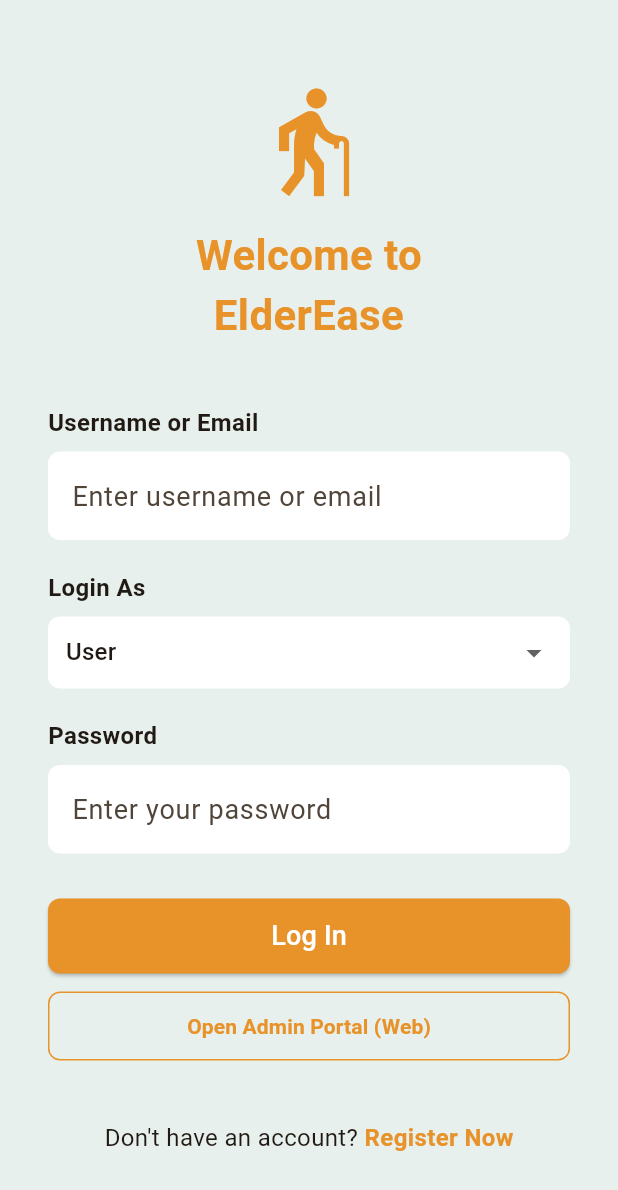
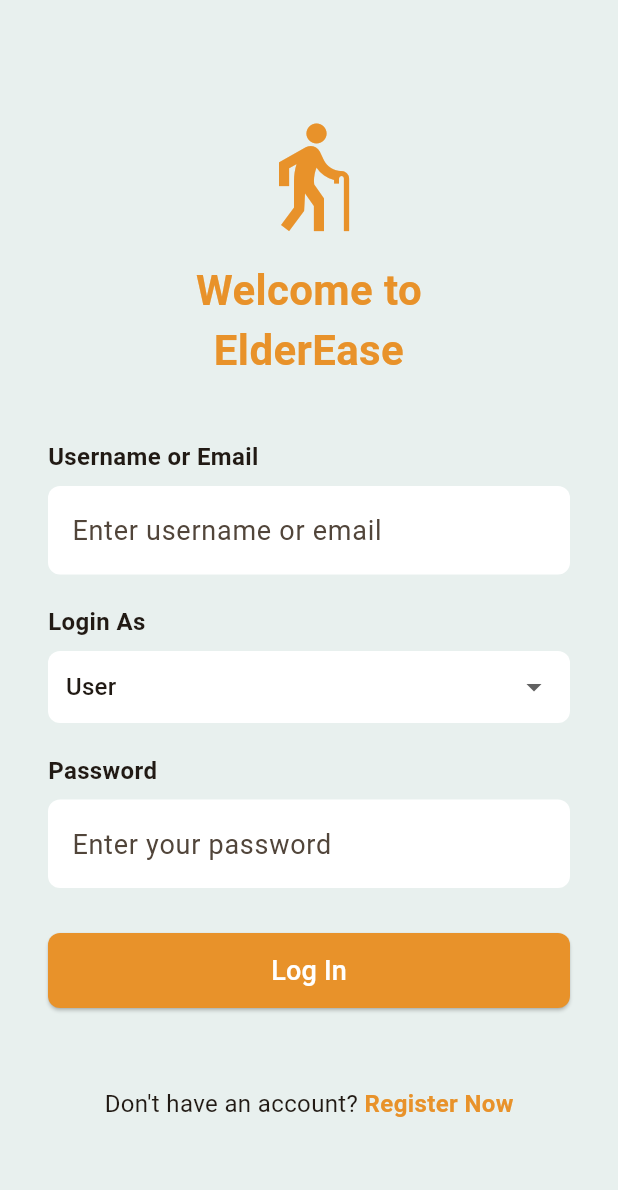
Before and after one commit to bertxdd/elderease, a Flutter app: the screen it shows after launch, on a phone screen of 412 x 824 dp. Shown: the top 1190 px of the screen. Run offline on Flutter 3.47's test engine with Material 3 defaults, Android fonts, the phone set to English and light mode, and no system bars; our stand-ins replace flutter_map, geolocator, latlong2, shared_preferences.

Commit message:
feat: remove admin portal functionality from login screen

```diff
--- a/lib/screens/login_screen.dart
+++ b/lib/screens/login_screen.dart
@@ -1,8 +1,6 @@
 import 'package:flutter/material.dart';
 import 'package:shared_preferences/shared_preferences.dart';
-import 'package:url_launcher/url_launcher.dart';
 
-import '../config/app_config.dart';
 import '../models/service_model.dart';
 import '../services/auth_api_service.dart';
 import 'home_screen.dart';
@@ -129,20 +127,6 @@ class _LoginScreenState extends State<LoginScreen> {
         );
       },
     );
-  }
-
-  Future<void> _openAdminPortal() async {
-    final uri = Uri.parse(AppConfig.adminWebUrl);
-    final launched = await launchUrl(uri, mode: LaunchMode.externalApplication);
-    if (!mounted) {
-      return;
-    }
-
-    if (!launched) {
-      ScaffoldMessenger.of(context).showSnackBar(
-        const SnackBar(content: Text('Could not open admin portal.')),
-      );
-    }
   }
 
   @override
@@ -309,24 +293,6 @@ class _LoginScreenState extends State<LoginScreen> {
                       ),
                     ),
                     const SizedBox(height: 12),
-                    SizedBox(
-                      width: double.infinity,
-                      height: 46,
-                      child: OutlinedButton(
-                        onPressed: _isLoading ? null : _openAdminPortal,
-                        style: OutlinedButton.styleFrom(
-                          foregroundColor: const Color(0xFFE8922A),
-                          side: const BorderSide(color: Color(0xFFE8922A)),
-                          shape: RoundedRectangleBorder(
-                            borderRadius: BorderRadius.circular(8),
-                          ),
-                        ),
-                        child: const Text(
-                          'Open Admin Portal (Web)',
-                          style: TextStyle(fontWeight: FontWeight.w600),
-                        ),
-                      ),
-                    ),
                     const SizedBox(height: 40),
                     // Register Link
                     Row(
```
Also changed, not shown: pubspec.lock.
